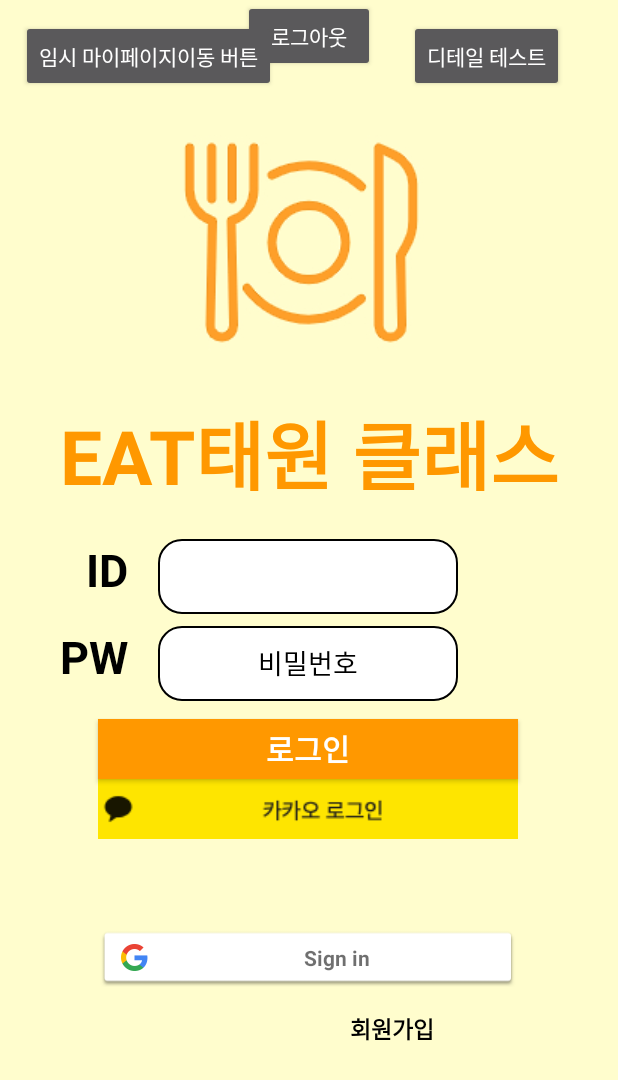
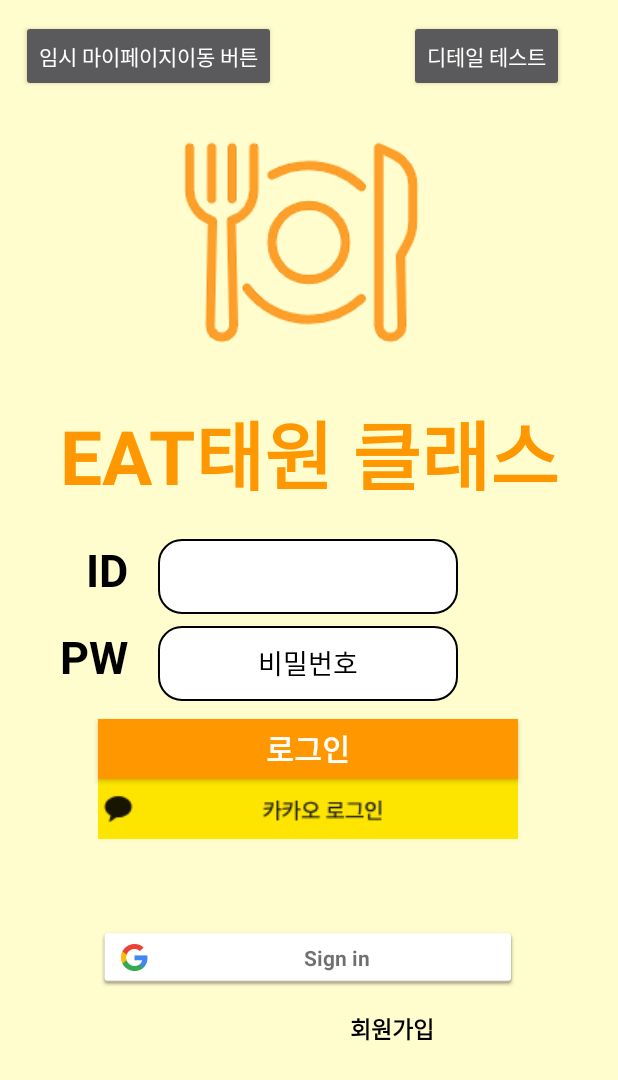
Before and after one commit to reumachoi/Eataewon_Front_repo, an Android app: the MainActivity screen opened directly, with no data from a screen before it, on a phone screen of 412 x 824 dp. Shown: the top 1080 px of the screen. Run offline under Robolectric (Android 15) with nearby library versions, the light colour scheme and no system bars; our stand-ins replace Firebase (no records; nobody signed in at launch, a user with empty details on screens opened directly); 2 statements that could not run were skipped.

Commit message:
수정후 재 푸쉬

```diff
--- a/eataewon_front/app/src/main/res/layout/activity_main.xml
+++ b/eataewon_front/app/src/main/res/layout/activity_main.xml
@@ -145,16 +145,7 @@
             android:layout_marginTop="4dp"/>
 
 
-    <Button
-            android:id="@+id/logout"
-            android:layout_width="wrap_content"
-            android:layout_height="wrap_content"
-            android:layout_marginTop="32dp"
-            android:text="로그아웃"
-            app:layout_constraintEnd_toEndOf="parent"
-            app:layout_constraintStart_toStartOf="parent"
-            app:layout_constraintTop_toBottomOf="@+id/buttonOAuthLoginImg">
-    </Button>
+
 
 
     <Button
```
